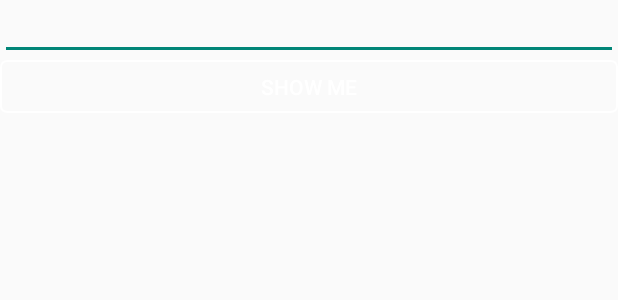
After one commit to vanpana/PhoneAR, an Android app: the layout dialog_phone_searcher.xml on its own in the app's theme, with its tools: preview values and no code run, on a phone screen of 412 x 824 dp. The commit adds this screen. Shown: the top 300 px of the screen. Run offline under Robolectric (Android 15) with nearby library versions, the phone set to English and light mode, and no system bars.

Commit message:
Select phone dialog implemented

```diff
--- a/app/src/main/java/com/cyberschnitzel/phonear/Phone.kt
+++ b/app/src/main/java/com/cyberschnitzel/phonear/Phone.kt
@@ -79,7 +79,7 @@ class Phone(private val context: Context, transformationSystem: TransformationSy
     }
 
     override fun onUpdate(p0: FrameTime?) {
-        if (!::menu.isInitialized && menu.isEnabled) {
+        if (!::menu.isInitialized || !menu.isEnabled) {
             return
         }
 
--- /dev/null
+++ b/app/src/main/res/drawable/btn_rounded.xml
@@ -0,0 +1,16 @@
+<?xml version="1.0" encoding="utf-8"?>
+<selector xmlns:android="http://schemas.android.com/apk/res/android">
+
+    <item><shape>
+        <stroke android:width="1dp" android:color="#FFFFFF" />
+
+        <solid android:color="@android:color/transparent" />
+
+        <corners
+            android:bottomLeftRadius="4dp"
+            android:bottomRightRadius="4dp"
+            android:topLeftRadius="4dp"
+            android:topRightRadius="4dp" />
+    </shape></item>
+
+</selector>
--- /dev/null
+++ b/app/src/main/res/layout/dialog_phone_searcher.xml
@@ -0,0 +1,21 @@
+<?xml version="1.0" encoding="utf-8"?>
+<LinearLayout
+    xmlns:android="http://schemas.android.com/apk/res/android" android:layout_width="match_parent"
+    android:layout_height="match_parent"
+    android:orientation="vertical">
+
+    <EditText
+        android:id="@+id/phone_name_input"
+        android:layout_width="match_parent"
+        android:layout_height="40dp"
+        android:inputType="text"
+        android:textColor="@android:color/white"/>
+
+    <Button
+        android:id="@+id/action_button"
+        android:layout_width="match_parent"
+        android:layout_height="35dp"
+        android:text="Show me"
+        android:background="@drawable/btn_rounded"
+        android:textColor="@android:color/white"/>
+</LinearLayout>
```
Also changed, not shown: app/src/main/java/com/cyberschnitzel/phonear/HelloSceneformActivity.kt (+8 -24 lines), app/src/main/java/com/cyberschnitzel/phonear/PhoneDialog.kt (added, +85 -0 lines).
